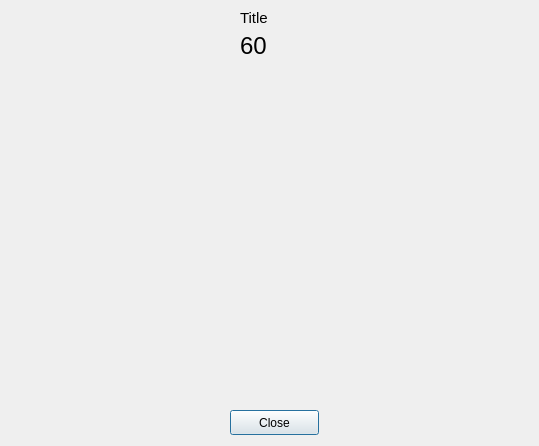
Old version of the form src/PDTool/dialogb.ui in the repository jcvasquezc/NeuroSpeech.
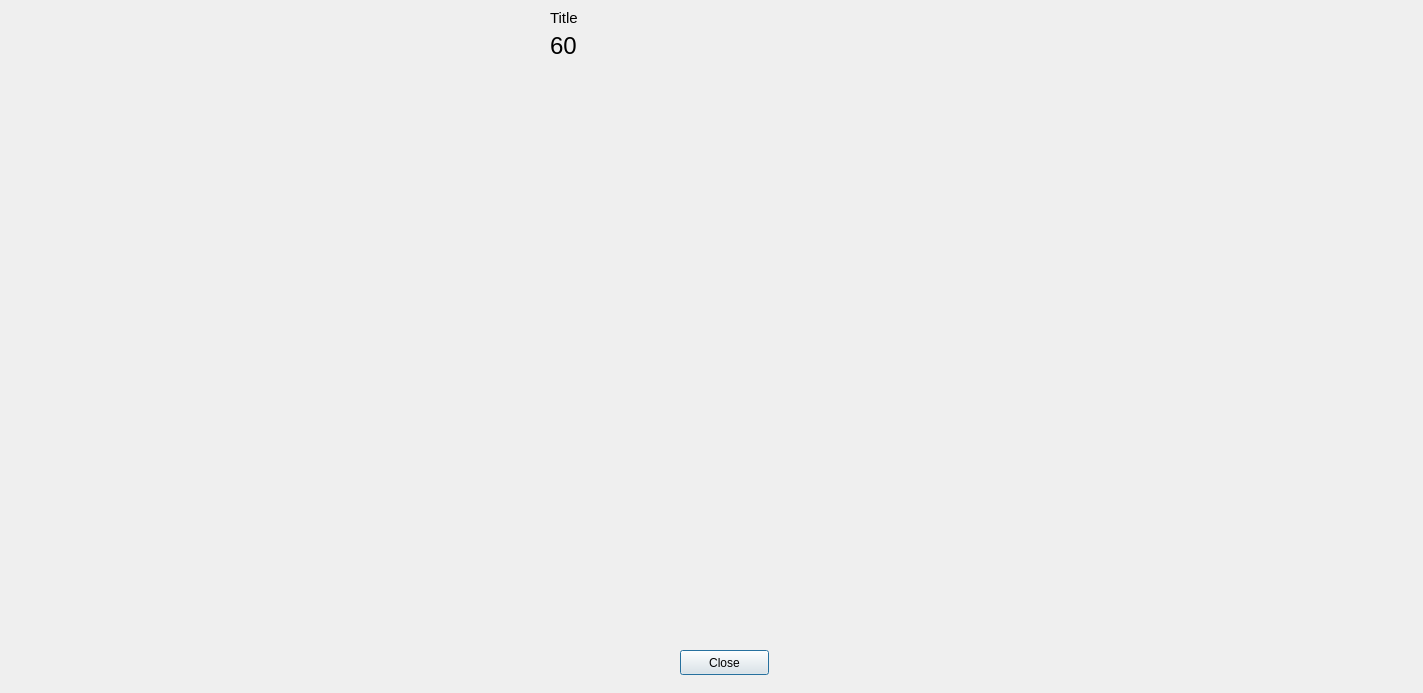
New version of the form.

Diff of the .ui file:
```diff
--- a/src/PDTool/dialogb.ui
+++ b/src/PDTool/dialogb.ui
@@ -6,8 +6,8 @@
    <rect>
     <x>0</x>
     <y>0</y>
-    <width>539</width>
-    <height>446</height>
+    <width>1423</width>
+    <height>693</height>
    </rect>
   </property>
   <property name="windowTitle">
@@ -16,7 +16,7 @@
   <widget class="QLabel" name="label_title">
    <property name="geometry">
     <rect>
-     <x>240</x>
+     <x>550</x>
      <y>10</y>
      <width>81</width>
      <height>16</height>
@@ -34,10 +34,10 @@
   <widget class="QLabel" name="label_image">
    <property name="geometry">
     <rect>
-     <x>10</x>
-     <y>80</y>
-     <width>521</width>
-     <height>331</height>
+     <x>270</x>
+     <y>0</y>
+     <width>901</width>
+     <height>601</height>
     </rect>
    </property>
    <property name="font">
@@ -52,8 +52,8 @@
   <widget class="QPushButton" name="pushButton_close_image">
    <property name="geometry">
     <rect>
-     <x>230</x>
-     <y>410</y>
+     <x>680</x>
+     <y>650</y>
      <width>89</width>
      <height>25</height>
     </rect>
@@ -65,7 +65,7 @@
   <widget class="QLabel" name="label_time">
    <property name="geometry">
     <rect>
-     <x>240</x>
+     <x>550</x>
      <y>30</y>
      <width>41</width>
      <height>31</height>
```
Left out of the diff: 4 changed lines with no effect on the pictures.
